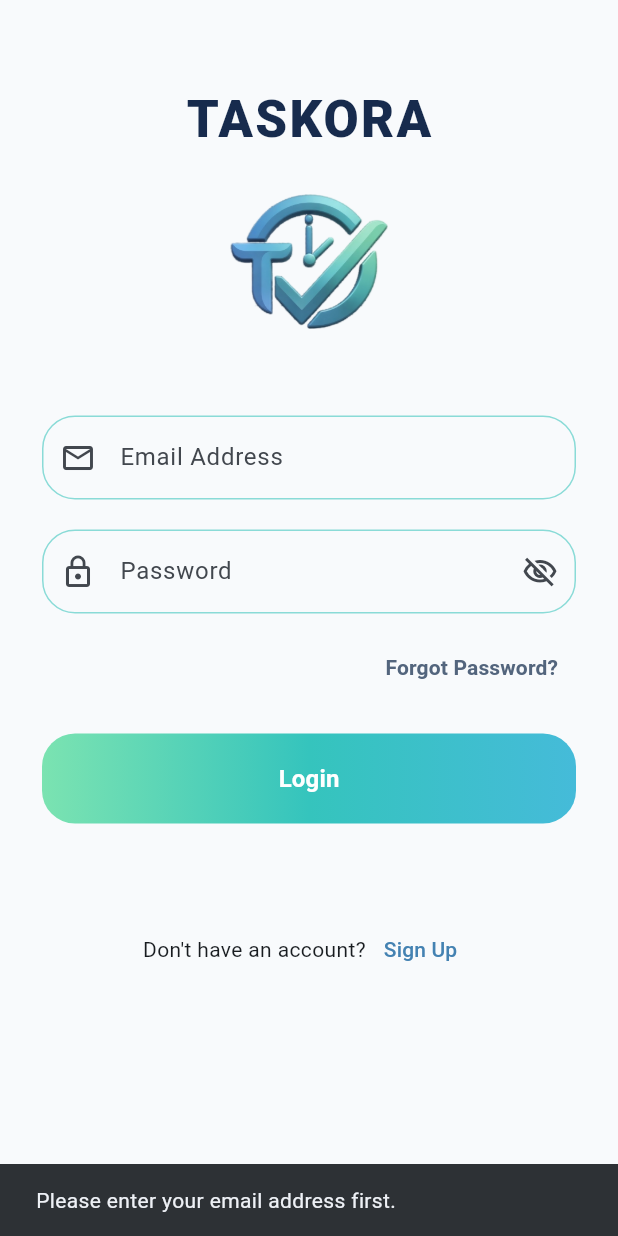
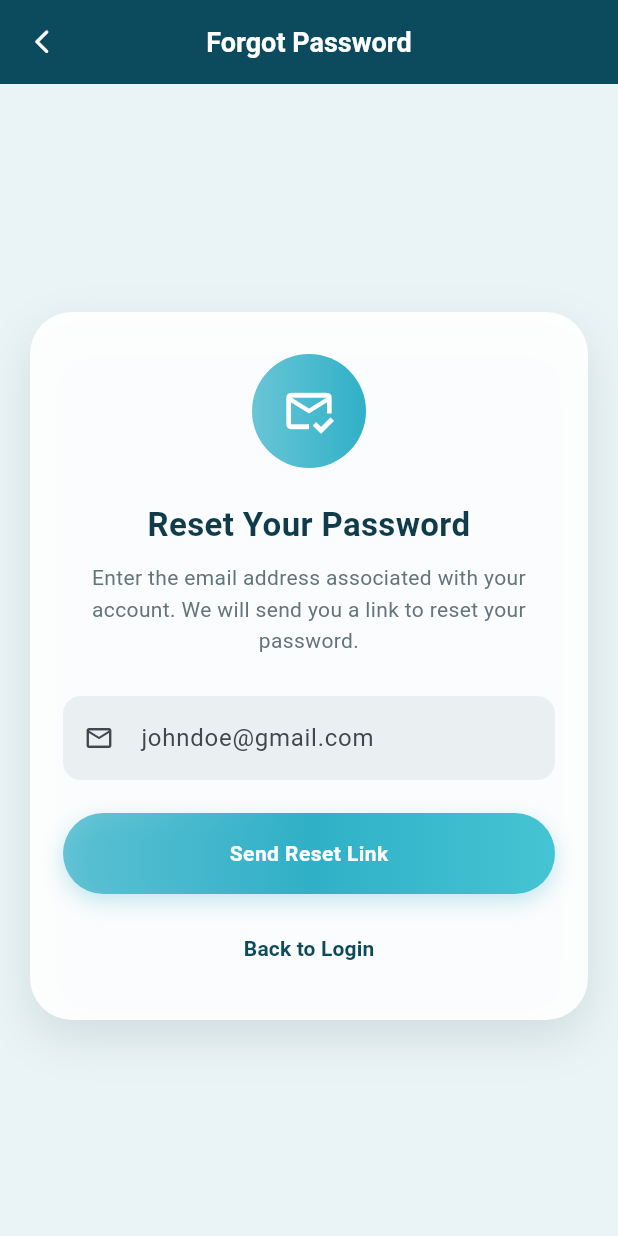
Before and after one commit to 1221786/taskora, a Flutter app: the screen it shows after launch, after a tap on "Forgot Password?", on a phone screen of 412 x 824 dp. Run offline on Flutter 3.47's test engine with Material 3 defaults, Android fonts, the phone set to English and light mode, and no system bars; our stand-ins replace cloud_firestore, firebase_auth, firebase_core, google_fonts; accounts and stored records are empty.

Commit message:
Update authentication and password reset

```diff
--- a/lib/views/login/login_view.dart
+++ b/lib/Authentication/Login/login_view.dart
@@ -3,9 +3,13 @@ import 'package:flutter/material.dart';
 import 'package:taskora/core/theme/app_colors.dart';
 import 'package:taskora/core/utils/validators.dart';
 import 'package:taskora/form_widget/form_widget.dart';
-import 'package:taskora/viewmodels/login_viewmodel.dart';
-import 'package:taskora/views/signup/signup_view.dart';
-import '../dashboard/dashboard_view.dart';
+
+import 'package:taskora/Authentication/Login/login_viewmodel.dart';
+import 'package:taskora/Authentication/Signup/signup_view.dart';
+import 'package:taskora/Authentication/models/login_model.dart';
+
+import '../../views/dashboard/dashboard_view.dart';
+import 'package:taskora/Authentication/ResetPassword/reset_password_view.dart';
 
 class TaskoraLoginView extends StatefulWidget {
   const TaskoraLoginView({super.key});
@@ -27,6 +31,7 @@ class _TaskoraLoginViewState extends State<TaskoraLoginView> {
   @override
   void initState() {
     super.initState();
+
     viewModel = LoginViewModel();
     viewModel.addListener(_onViewModelChanged);
   }
@@ -35,81 +40,6 @@ class _TaskoraLoginViewState extends State<TaskoraLoginView> {
     if (mounted) {
       setState(() {});
     }
-  }
-
-  Future<void> login() async {
-    // 1. Validate the form
-    if (!formKey.currentState!.validate()) {
-      return;
-    }
-
-    if (viewModel.isLoading) return;
-
-    // 2. Call the ViewModel
-    final errorMessage = await viewModel.login(
-      email: emailController.text.trim(),
-      password: passwordController.text,
-    );
-
-    if (!mounted) return;
-
-    // 3. Show an error if login failed
-    if (errorMessage != null) {
-      ScaffoldMessenger.of(
-        context,
-      ).showSnackBar(SnackBar(content: Text(errorMessage)));
-      return;
-    }
-
-    // 4. Navigate only after successful login
-    Navigator.pushReplacement(
-      context,
-      MaterialPageRoute(builder: (context) => const TaskoraDashboardView()),
-    );
-  }
-
-  Future<void> resetPassword() async {
-    final email = emailController.text.trim();
-
-    // 1. Check email input
-    if (email.isEmpty) {
-      ScaffoldMessenger.of(context).showSnackBar(
-        const SnackBar(content: Text('Please enter your email address first.')),
-      );
-      return;
-    }
-
-    // 2. Validate email format
-    final emailError = FormValidators.validateEmail(email);
-
-    if (emailError != null) {
-      ScaffoldMessenger.of(
-        context,
-      ).showSnackBar(SnackBar(content: Text(emailError)));
-      return;
-    }
-
-    if (viewModel.isLoading) return;
-
-    // 3. Call the ViewModel
-    final errorMessage = await viewModel.resetPassword(email);
-
-    if (!mounted) return;
-
-    if (errorMessage != null) {
-      ScaffoldMessenger.of(
-        context,
-      ).showSnackBar(SnackBar(content: Text(errorMessage)));
-      return;
-    }
-
-    ScaffoldMessenger.of(context).showSnackBar(
-      const SnackBar(
-        content: Text(
-          'If an account exists for this email, a password reset email will be sent.',
-        ),
-      ),
-    );
   }
 
   @override
@@ -192,7 +122,16 @@ class _TaskoraLoginViewState extends State<TaskoraLoginView> {
               Align(
                 alignment: Alignment.centerRight,
                 child: TextButton(
-                  onPressed: viewModel.isLoading ? null : resetPassword,
+                  onPressed: viewModel.isLoading
+                      ? null
+                      : () {
+                          Navigator.push(
+                            context,
+                            MaterialPageRoute(
+                              builder: (context) => const ResetPasswordView(),
+                            ),
+                          );
+                        },
                   child: const Text(
                     'Forgot Password?',
                     style: TextStyle(
@@ -208,7 +147,36 @@ class _TaskoraLoginViewState extends State<TaskoraLoginView> {
               GradientFormButton(
                 text: 'Login',
                 isLoading: viewModel.isLoading,
-                onPressed: login,
+                onPressed: () async {
+                  if (!formKey.currentState!.validate()) {
+                    return;
+                  }
+
+                  if (viewModel.isLoading) return;
+
+                  final model = LoginModel(
+                    email: emailController.text.trim(),
+                    password: passwordController.text,
+                  );
+
+                  final errorMessage = await viewModel.login(model);
+
+                  if (!mounted) return;
+
+                  if (errorMessage != null) {
+                    ScaffoldMessenger.of(
+                      context,
+                    ).showSnackBar(SnackBar(content: Text(errorMessage)));
+                    return;
+                  }
+
+                  Navigator.pushReplacement(
+                    context,
+                    MaterialPageRoute(
+                      builder: (context) => const TaskoraDashboardView(),
+                    ),
+                  );
+                },
               ),
 
               const SizedBox(height: 60),
--- a/lib/viewmodels/login_viewmodel.dart
+++ b/lib/Authentication/Login/login_viewmodel.dart
@@ -1,5 +1,7 @@
 import 'package:flutter/foundation.dart';
 import 'package:firebase_auth/firebase_auth.dart';
+
+import 'package:taskora/Authentication/models/login_model.dart';
 
 class LoginViewModel extends ChangeNotifier {
   bool isLoading = false;
@@ -13,10 +15,7 @@ class LoginViewModel extends ChangeNotifier {
     }
   }
 
-  Future<String?> login({
-    required String email,
-    required String password,
-  }) async {
+  Future<String?> login(LoginModel model) async {
     if (isLoading) {
       return 'Please wait for the current operation to finish.';
     }
@@ -25,8 +24,8 @@ class LoginViewModel extends ChangeNotifier {
 
     try {
       await FirebaseAuth.instance.signInWithEmailAndPassword(
-        email: email.trim(),
-        password: password,
+        email: model.email.trim(),
+        password: model.password,
       );
 
       return null;
--- /dev/null
+++ b/lib/Authentication/ResetPassword/reset_password_view.dart
@@ -0,0 +1,253 @@
+import 'package:flutter/material.dart';
+import 'package:taskora/Authentication/ResetPassword/reset_password_viewmodel.dart';
+
+class ResetPasswordView extends StatefulWidget {
+  const ResetPasswordView({super.key});
+
+  @override
+  State<ResetPasswordView> createState() => _ResetPasswordViewState();
+}
+
+class _ResetPasswordViewState extends State<ResetPasswordView> {
+  final _email = TextEditingController();
+  late final ResetPasswordViewModel viewModel;
+
+  @override
+  void initState() {
+    super.initState();
+    viewModel = ResetPasswordViewModel()..addListener(_refresh);
+  }
+
+  void _refresh() {
+    if (mounted) setState(() {});
+  }
+
+  @override
+  void dispose() {
+    viewModel.removeListener(_refresh);
+    viewModel.dispose();
+    _email.dispose();
+    super.dispose();
+  }
+
+  Future<void> _sendResetLink() async {
+    final sent = await viewModel.sendResetLink(_email.text);
+
+    if (!mounted) return;
+
+    final message = sent ? viewModel.successMessage : viewModel.errorMessage;
+
+    if (message != null) {
+      ScaffoldMessenger.of(context).showSnackBar(
+        SnackBar(content: Text(message), behavior: SnackBarBehavior.floating),
+      );
+    }
+  }
+
+  @override
+  Widget build(BuildContext context) {
+    const teal = Color(0xFF30B0C7);
+
+    return Scaffold(
+      backgroundColor: const Color(0xFFEAF4F6),
+      appBar: AppBar(
+        backgroundColor: const Color(0xFF0C4B5D),
+        foregroundColor: Colors.white,
+        elevation: 0,
+        centerTitle: true,
+        title: const Text(
+          'Forgot Password',
+          style: TextStyle(fontSize: 18, fontWeight: FontWeight.w600),
+        ),
+        leading: IconButton(
+          icon: const Icon(Icons.arrow_back_ios_new_rounded, size: 19),
+          onPressed: viewModel.isLoading ? null : () => Navigator.pop(context),
+        ),
+      ),
+      body: SafeArea(
+        child: LayoutBuilder(
+          builder: (context, constraints) => SingleChildScrollView(
+            padding: const EdgeInsets.fromLTRB(20, 32, 20, 24),
+            child: ConstrainedBox(
+              constraints: BoxConstraints(
+                minHeight: constraints.maxHeight - 56,
+              ),
+              child: Center(
+                child: ConstrainedBox(
+                  constraints: const BoxConstraints(maxWidth: 430),
+                  child: _card(teal),
+                ),
+              ),
+            ),
+          ),
+        ),
+      ),
+    );
+  }
+
+  Widget _card(Color teal) {
+    return Container(
+      padding: const EdgeInsets.fromLTRB(22, 28, 22, 24),
+      decoration: BoxDecoration(
+        color: Colors.white.withValues(alpha: .92),
+        borderRadius: BorderRadius.circular(28),
+        boxShadow: const [
+          BoxShadow(
+            color: Color(0x24344F5A),
+            blurRadius: 26,
+            offset: Offset(0, 12),
+          ),
+        ],
+      ),
+      child: Column(
+        mainAxisSize: MainAxisSize.min,
+        children: [
+          Container(
+            width: 76,
+            height: 76,
+            decoration: BoxDecoration(
+              shape: BoxShape.circle,
+              gradient: LinearGradient(
+                colors: [teal.withValues(alpha: .72), teal],
+              ),
+            ),
+            child: const Icon(
+              Icons.mark_email_read_outlined,
+              color: Colors.white,
+              size: 36,
+            ),
+          ),
+          const SizedBox(height: 22),
+          const Text(
+            'Reset Your Password',
+            textAlign: TextAlign.center,
+            style: TextStyle(
+              fontSize: 22,
+              fontWeight: FontWeight.w700,
+              color: Color(0xFF103B4A),
+            ),
+          ),
+          const SizedBox(height: 10),
+          const Text(
+            'Enter the email address associated with your account. '
+            'We will send you a link to reset your password.',
+            textAlign: TextAlign.center,
+            style: TextStyle(
+              fontSize: 14,
+              height: 1.5,
+              color: Color(0xFF63747B),
+            ),
+          ),
+          const SizedBox(height: 26),
+          _field(
+            controller: _email,
+            hint: 'johndoe@gmail.com',
+            icon: Icons.mail_outline,
+            keyboardType: TextInputType.emailAddress,
+          ),
+          const SizedBox(height: 22),
+          _button('Send Reset Link', teal, _sendResetLink),
+          const SizedBox(height: 12),
+          TextButton(
+            onPressed: viewModel.isLoading
+                ? null
+                : () => Navigator.pop(context),
+            child: const Text(
+              'Back to Login',
+              style: TextStyle(
+                color: Color(0xFF0C4B5D),
+                fontWeight: FontWeight.w600,
+              ),
+            ),
+          ),
+        ],
+      ),
+    );
+  }
+
+  Widget _field({
+    required TextEditingController controller,
+    required String hint,
+    required IconData icon,
+    TextInputType keyboardType = TextInputType.text,
+  }) {
+    return TextField(
+      controller: controller,
+      keyboardType: keyboardType,
+      textInputAction: TextInputAction.done,
+      autocorrect: false,
+      decoration: InputDecoration(
+        hintText: hint,
+        prefixIcon: Icon(icon, size: 20),
+        filled: true,
+        fillColor: const Color(0xFFEAF0F2),
+        contentPadding: const EdgeInsets.symmetric(vertical: 16),
+        border: OutlineInputBorder(
+          borderRadius: BorderRadius.circular(12),
+          borderSide: BorderSide.none,
+        ),
+        enabledBorder: OutlineInputBorder(
+          borderRadius: BorderRadius.circular(12),
+          borderSide: BorderSide.none,
+        ),
+        focusedBorder: OutlineInputBorder(
+          borderRadius: BorderRadius.circular(12),
+          borderSide: const BorderSide(color: Color(0xFF30B0C7), width: 1.5),
+        ),
+      ),
+      onSubmitted: (_) {
+        if (!viewModel.isLoading) {
+          _sendResetLink();
+        }
+      },
+    );
+  }
+
+  Widget _button(String label, Color teal, VoidCallback action) {
+    return SizedBox(
+      width: double.infinity,
+      height: 54,
+      child: DecoratedBox(
+        decoration: BoxDecoration(
+          gradient: LinearGradient(
+            colors: [teal.withValues(alpha: .7), teal, const Color(0xFF45C4D3)],
+          ),
+          borderRadius: BorderRadius.circular(28),
+          boxShadow: [
+            BoxShadow(
+              color: teal.withValues(alpha: .28),
+              blurRadius: 12,
+              offset: const Offset(0, 5),
+            ),
+          ],
+        ),
+        child: ElevatedButton(
+          onPressed: viewModel.isLoading ? null : action,
+          style: ElevatedButton.styleFrom(
+            backgroundColor: Colors.transparent,
+            disabledBackgroundColor: Colors.transparent,
+            shadowColor: Colors.transparent,
+            shape: const StadiumBorder(),
+          ),
+          child: viewModel.isLoading
+              ? const SizedBox(
+                  width: 22,
+                  height: 22,
+                  child: CircularProgressIndicator(
+                    color: Colors.white,
+                    strokeWidth: 2.5,
+                  ),
+                )
+              : Text(
+                  label,
+                  style: const TextStyle(
+                    color: Colors.white,
+                    fontWeight: FontWeight.w700,
+                    letterSpacing: .3,
+                  ),
+                ),
+        ),
+      ),
+    );
+  }
+}
--- a/lib/viewmodels/signup_viewmodel.dart
+++ b/lib/Authentication/Signup/signup_viewmodel.dart
@@ -1,6 +1,8 @@
 import 'package:flutter/foundation.dart';
 import 'package:firebase_auth/firebase_auth.dart';
 import 'package:cloud_firestore/cloud_firestore.dart';
+
+import 'package:taskora/Authentication/models/signup_model.dart';
 
 class SignupViewModel extends ChangeNotifier {
   bool isLoading = false;
@@ -14,11 +16,7 @@ class SignupViewModel extends ChangeNotifier {
     }
   }
 
-  Future<String?> signup({
-    required String name,
-    required String email,
-    required String password,
-  }) async {
+  Future<String?> signup(SignupModel model) async {
     if (isLoading) {
       return 'Please wait for the current operation to finish.';
     }
@@ -30,8 +28,8 @@ class SignupViewModel extends ChangeNotifier {
     try {
       userCredential = await FirebaseAuth.instance
           .createUserWithEmailAndPassword(
-            email: email.trim(),
-            password: password,
+            email: model.email.trim(),
+            password: model.password,
           );
 
       final user = userCredential.user;
@@ -41,7 +39,7 @@ class SignupViewModel extends ChangeNotifier {
       }
 
       await FirebaseFirestore.instance.collection('users').doc(user.uid).set({
-        'name': name.trim(),
+        'name': model.name.trim(),
         'email': user.email,
         'createdAt': FieldValue.serverTimestamp(),
       });
@@ -51,14 +49,19 @@ class SignupViewModel extends ChangeNotifier {
       switch (e.code) {
         case 'email-already-in-use':
           return 'This email is already registered.';
+
         case 'invalid-email':
           return 'Please enter a valid email address.';
+
         case 'weak-password':
           return 'Please choose a stronger password.';
+
         case 'network-request-failed':
           return 'Check your internet connection.';
+
         case 'operation-not-allowed':
           return 'Email/Password sign-up is not enabled.';
+
         default:
           return 'Unable to create your account. Please try again.';
       }
@@ -68,7 +71,6 @@ class SignupViewModel extends ChangeNotifier {
         try {
           await userCredential!.user!.delete();
         } on FirebaseAuthException {
-          // Cleanup can fail, for example if recent authentication is required.
           return 'Profile saving failed. Your account may still exist. '
               'Please check Firebase before trying again.';
         } catch (_) {
--- /dev/null
+++ b/lib/Authentication/models/login_model.dart
@@ -0,0 +1,6 @@
+class LoginModel {
+  final String email;
+  final String password;
+
+  const LoginModel({required this.email, required this.password});
+}
--- /dev/null
+++ b/lib/Authentication/models/signup_model.dart
@@ -0,0 +1,11 @@
+class SignupModel {
+  final String name;
+  final String email;
+  final String password;
+
+  const SignupModel({
+    required this.name,
+    required this.email,
+    required this.password,
+  });
+}
--- a/lib/views/dashboard/dashboard_view.dart
+++ b/lib/views/dashboard/dashboard_view.dart
@@ -1,6 +1,6 @@
 import 'package:flutter/material.dart';
 import 'package:taskora/core/theme/app_colors.dart';
-import '../login/login_view.dart';
+import '../../Authentication/Login/login_view.dart';
 
 class TaskoraDashboardView extends StatefulWidget {
   const TaskoraDashboardView({super.key});
--- a/lib/views/splash/splash_view.dart
+++ b/lib/views/splash/splash_view.dart
@@ -4,7 +4,7 @@ import 'dart:ui';
 import 'package:flutter/material.dart';
 import 'package:google_fonts/google_fonts.dart';
 
-import '../login/login_view.dart';
+import '../../Authentication/Login/login_view.dart';
 
 class TaskoraSplashView extends StatefulWidget {
   const TaskoraSplashView({super.key});
--- a/pubspec.yaml
+++ b/pubspec.yaml
@@ -40,6 +40,7 @@ dependencies:
   # Use with the CupertinoIcons class for iOS style icons.
   cupertino_icons: ^1.0.8
   firebase_auth: ^6.7.0
+  cloud_functions: ^6.0.0
   cloud_firestore: ^6.10.0
   provider: ^6.1.5+1
 
```
Also changed, not shown: lib/Authentication/ResetPassword/reset_password_viewmodel.dart (added, +93 -0 lines), lib/Authentication/Signup/signup_view.dart (renamed from lib/views/signup/signup_view.dart, +45 -43 lines), firebase.json, pubspec.lock, 5 other files.
